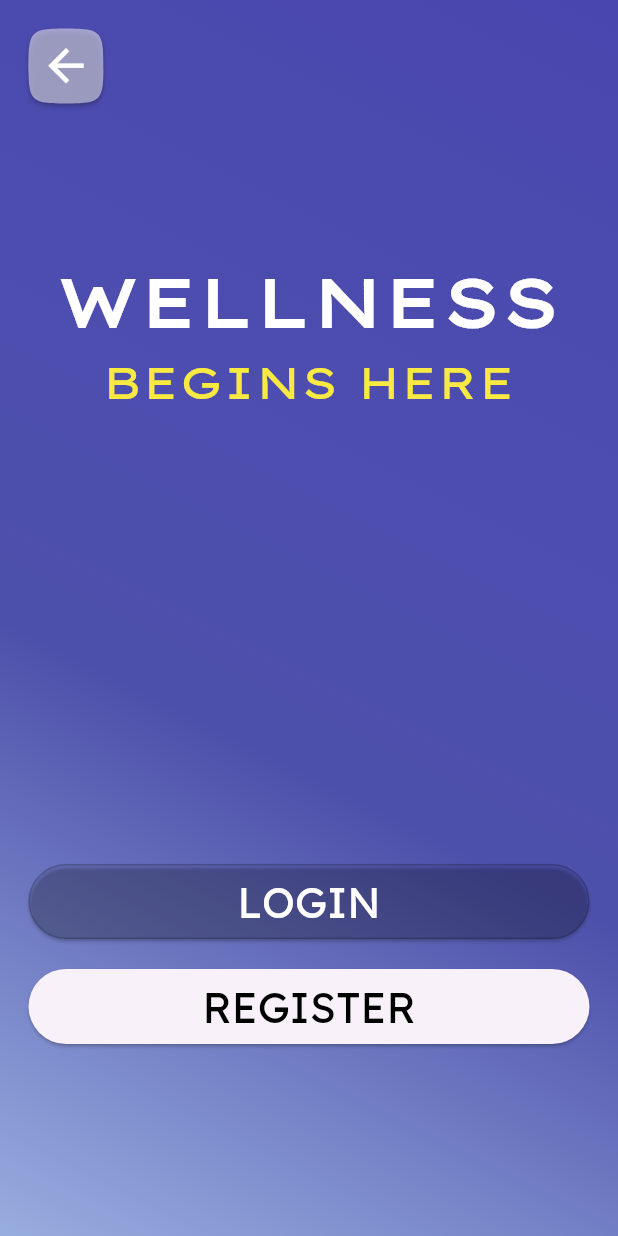
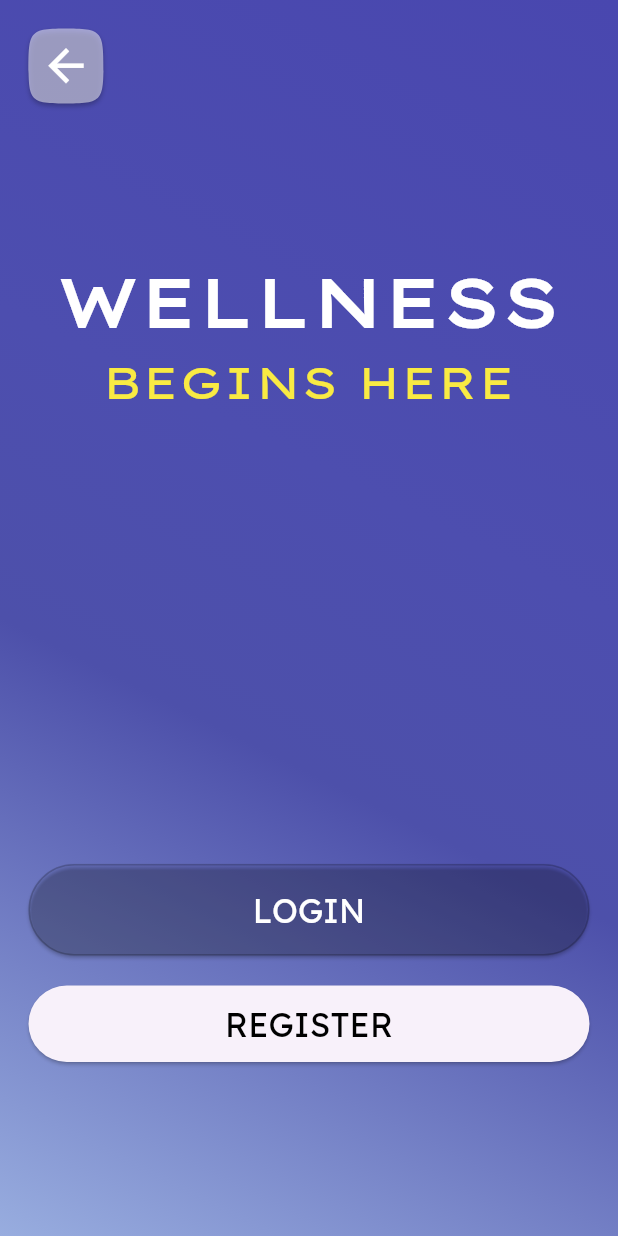
Before and after one commit to Flamingsides/HealthMax, a Flutter app: the screen it shows after launch, after a tap on "User", on a phone screen of 412 x 824 dp. Run offline on Flutter 3.47's test engine with Material 3 defaults, Android fonts, the phone set to English and light mode, and no system bars.

Commit message:
Increased modularity by making a CustomButton widget

```diff
--- a/healthmax_frontend/lib/helper_widgets.dart
+++ b/healthmax_frontend/lib/helper_widgets.dart
@@ -101,3 +101,40 @@ class CustomInputBox extends StatelessWidget {
     );
   }
 }
+
+class CustomButton extends StatelessWidget {
+  final String label;
+  final VoidCallback? onPressed;
+  final ButtonStyle? buttonStyle;
+  final Color? textColor;
+  const CustomButton({
+    super.key,
+    required this.label,
+    this.onPressed,
+    this.buttonStyle,
+    this.textColor,
+  });
+
+  @override
+  Widget build(BuildContext context) {
+    return ElevatedButton(
+      style: buttonStyle,
+      onPressed:
+          onPressed ??
+          () {
+            print("$label button clicked!");
+          },
+      child: Padding(
+        padding: const EdgeInsets.all(10.0),
+        child: Text(
+          label,
+          style: TextStyle(
+            color: textColor ?? Colors.black,
+            fontFamily: "LexendDecaNormal",
+            fontSize: 22,
+          ),
+        ),
+      ),
+    );
+  }
+}
--- a/healthmax_frontend/lib/pages.dart
+++ b/healthmax_frontend/lib/pages.dart
@@ -94,45 +94,26 @@ class UserStartPage extends StatelessWidget {
           Column(
             crossAxisAlignment: CrossAxisAlignment.stretch,
             children: [
-              ElevatedButton(
-                style: ElevatedButton.styleFrom(
+              // TODO: change style to match
+              // TODO: Link to user login page
+              CustomButton(
+                label: "LOGIN",
+                buttonStyle: ElevatedButton.styleFrom(
                   backgroundColor: Color.fromRGBO(150, 171, 222, 0.0),
-                  // shadowColor: Color.fromARGB(51, 0, 0, 0),
                   side: BorderSide(color: Color.fromARGB(51, 0, 0, 0)),
                   padding: EdgeInsets.all(5),
                 ),
-                onPressed: () {
-                  // TODO: Link to user login page
-                  print("Login chosen");
-                },
-                child: Text(
-                  "LOGIN",
-                  // TODO: change style to match
-                  style: TextStyle(
-                    fontSize: 28,
-                    fontFamily: "LexendDecaNormal",
-                    color: Colors.white,
-                  ),
-                ),
+                textColor: Colors.white,
               ),
               const SizedBox(height: 20),
-              ElevatedButton(
-                style: ElevatedButton.styleFrom(padding: EdgeInsets.all(5)),
+              CustomButton(
+                label: "REGISTER",
                 onPressed: () {
-                  // TODO: Link to user registration page
                   Navigator.push(
                     context,
                     MaterialPageRoute(builder: (_) => UserRegistrationPage()),
                   );
                 },
-                child: Text(
-                  "REGISTER",
-                  style: TextStyle(
-                    fontSize: 28,
-                    fontFamily: "LexendDecaNormal",
-                    color: Colors.black,
-                  ),
-                ),
               ),
             ],
           ),
@@ -181,22 +162,8 @@ class UserRegistrationPage extends StatelessWidget {
           const SizedBox(height: 20),
           const CustomInputBox(hint: "Confirm Password"),
           const SizedBox(height: 40),
-          ElevatedButton(
-            onPressed: () {
-              print("Register button clicked!");
-            },
-            child: Padding(
-              padding: const EdgeInsets.all(10.0),
-              child: const Text(
-                "Register",
-                style: TextStyle(
-                  color: Colors.black,
-                  fontFamily: "LexendDecaNormal",
-                  fontSize: 22,
-                ),
-              ),
-            ),
-          ),
+          // TODO: Add functionality to button
+          const CustomButton(label: "Register"),
           Row(
             mainAxisAlignment: MainAxisAlignment.center,
             children: [
```
